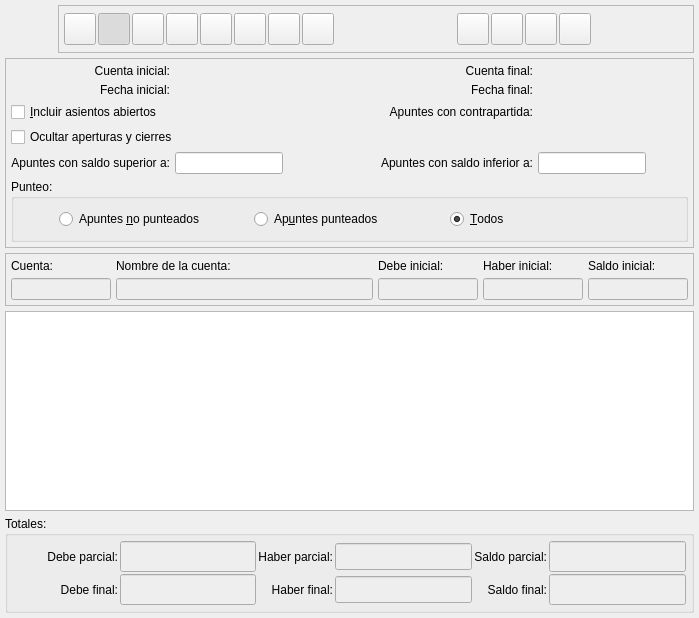
The window that bulmages/bulmafact/plugins/pluginbf_mayor/bcextractobase.ui (eboladev/Bulmages-1) describes before a commit, drawn with Qt 5.
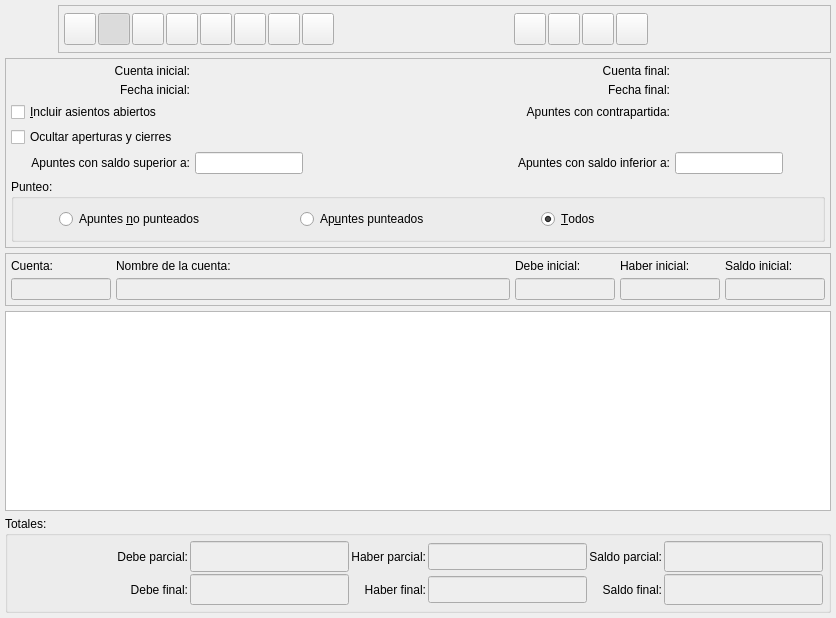
The same window after the commit. Icons and pictures are not drawn. Custom widgets are drawn as their Qt base class.

Diff of the .ui file:
```diff
--- a/bulmages/bulmafact/plugins/pluginbf_mayor/bcextractobase.ui
+++ b/bulmages/bulmafact/plugins/pluginbf_mayor/bcextractobase.ui
@@ -6,7 +6,7 @@
    <rect>
     <x>0</x>
     <y>0</y>
-    <width>699</width>
+    <width>836</width>
     <height>618</height>
    </rect>
   </property>
```
Left out of the diff: 19 changed lines with no effect on the pictures.
